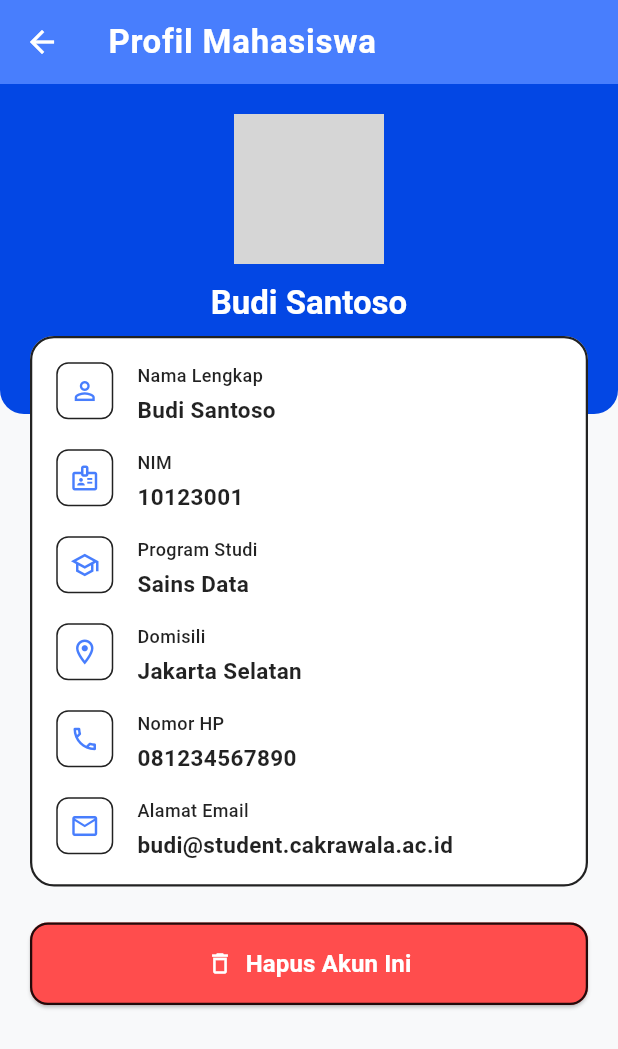
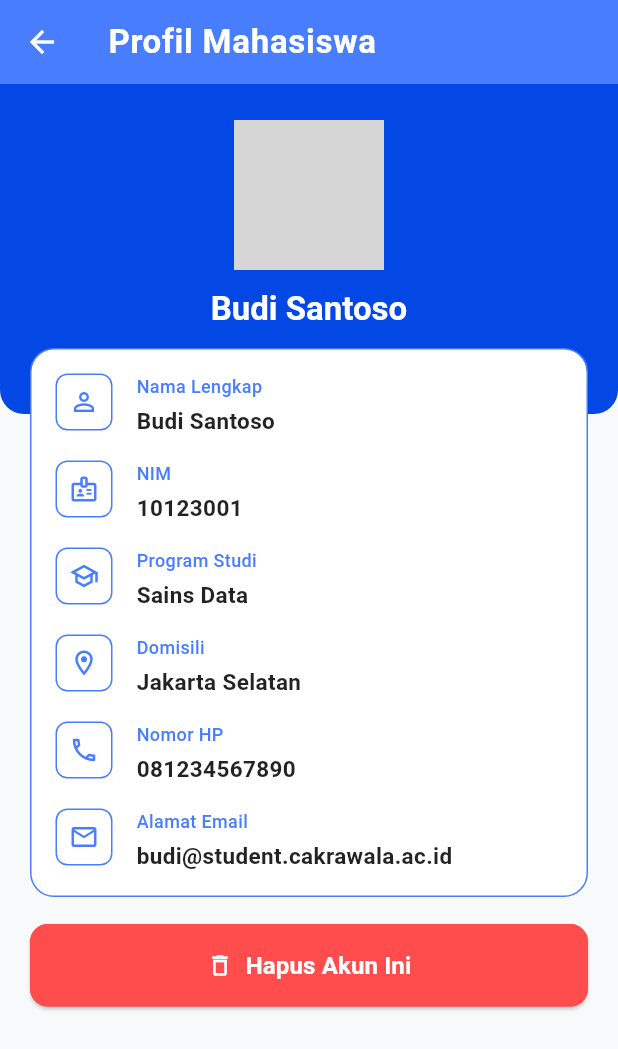
Before and after one commit to darelllien/student-directory_mobile-computing_kelompok-1, a Flutter app: the screen it shows after launch, after a tap on "Budi Santoso", on a phone screen of 412 x 824 dp. Shown: the top 1049 px of the screen. Run offline on Flutter 3.47's test engine with Material 3 defaults, Android fonts, the phone set to English and light mode, and no system bars; network calls fail; grey boxes are pictures that could not be loaded.

Commit message:
UI tweaks: borders, spacing, and alignments
Adjust various UI details across pages: unify accent use of primary color for borders and text, reduce avatar border widths, tweak paddings and SizedBox heights for improved spacing, change dropdown row alignment, and remove an extraneous comment in home_page. Specifics:

- add_student_page: set avatar container padding to 0 and align dropdown row to bottom.
- home_page: avatar border now uses Theme primary color and width 2; removed a stray focus comment.
- profile_page: adjust vertical spacing, use AppColors.primary for borders and some text, and update delete button border to AppColors.negative with width 1.

These changes standardize styling and improve visual alignment across the app.

```diff
--- a/lib/pages/add_student_page.dart
+++ b/lib/pages/add_student_page.dart
@@ -164,7 +164,7 @@ class _AddStudentPageState extends State<AddStudentPage> {
                   child: Container(
                     width: 116,
                     height: 116,
-                    padding: const EdgeInsets.all(4),
+                    padding: const EdgeInsets.all(0),
                     decoration: BoxDecoration(
                       shape: BoxShape.circle,
                       border: Border.all(color: AppColors.primary, width: 3),
@@ -407,7 +407,7 @@ class _AddStudentPageState extends State<AddStudentPage> {
                               ),
                             ),
                             child: Row(
-                              crossAxisAlignment: CrossAxisAlignment.center,
+                              crossAxisAlignment: CrossAxisAlignment.end,
                               children: [
                                 DropdownButtonHideUnderline(
                                   child: DropdownButton<String>(
--- a/lib/pages/home_page.dart
+++ b/lib/pages/home_page.dart
@@ -168,8 +168,8 @@ class _HomePageState extends State<HomePage> {
                                 decoration: BoxDecoration(
                                   shape: BoxShape.circle,
                                   border: Border.all(
-                                    color: Colors.black,
-                                    width: 4.0,
+                                    color: Theme.of(context).colorScheme.primary,
+                                    width: 2.0,
                                   ),
                                   image: DecorationImage(
                                     image: NetworkImage(student.avatar),
@@ -225,7 +225,6 @@ class _HomePageState extends State<HomePage> {
       ),
       floatingActionButton: FloatingActionButton(
         onPressed: () async {
-          // Lepas fokus dari search bar SEBELUM pindah halaman
           FocusManager.instance.primaryFocus?.unfocus();
 
           final result = await Navigator.pushNamed(context, '/add');
--- a/lib/pages/profile_page.dart
+++ b/lib/pages/profile_page.dart
@@ -42,7 +42,7 @@ class ProfilePage extends StatelessWidget {
           SingleChildScrollView(
             child: Column(
               children: [
-                const SizedBox(height: 20),
+                const SizedBox(height: 24),
                 _ProfileAvatar(student: student),
                 const SizedBox(height: 12),
                 Text(
@@ -52,9 +52,9 @@ class ProfilePage extends StatelessWidget {
                     color: AppColors.surface,
                   ),
                 ),
-                const SizedBox(height: 8),
+                const SizedBox(height: 12),
                 _StudentInfoCard(student: student),
-                const SizedBox(height: 24),
+                const SizedBox(height: 18),
                 _DeleteAccountButton(canDelete: canDelete),
                 const SizedBox(height: 32),
               ],
@@ -101,7 +101,7 @@ class _ProfileAvatar extends StatelessWidget {
           decoration: BoxDecoration(
             color: Colors.grey.shade300,
             shape: BoxShape.circle,
-            border: Border.all(color: AppColors.surface, width: 3),
+            border: Border.all(color: AppColors.primary, width: 2),
             image: DecorationImage(
               image: NetworkImage(student.avatar),
               fit: BoxFit.cover,
@@ -125,7 +125,7 @@ class _StudentInfoCard extends StatelessWidget {
         decoration: BoxDecoration(
           color: AppColors.surface,
           borderRadius: BorderRadius.circular(16),
-          border: Border.all(color: AppColors.border, width: 1.5),
+          border: Border.all(color: AppColors.primary, width:1),
         ),
         padding: const EdgeInsets.all(16),
         child: Column(
@@ -193,7 +193,7 @@ class _InfoRow extends StatelessWidget {
           decoration: BoxDecoration(
             color: AppColors.surface,
             borderRadius: BorderRadius.circular(8),
-            border: Border.all(color: AppColors.border, width: 1),
+            border: Border.all(color: AppColors.primary, width: 1),
           ),
           child: Icon(icon, color: AppColors.primary, size: 20),
         ),
@@ -206,7 +206,7 @@ class _InfoRow extends StatelessWidget {
                 label,
                 style: const TextStyle(
                   fontSize: 12,
-                  color: AppColors.textPrimary,
+                  color: AppColors.primary,
                   fontWeight: FontWeight.w500,
                 ),
               ),
@@ -340,7 +340,7 @@ class _DeleteAccountButton extends StatelessWidget {
             foregroundColor: AppColors.surface,
             disabledBackgroundColor: AppColors.disabledBackground,
             disabledForegroundColor: AppColors.disabledText,
-            side: const BorderSide(color: AppColors.textPrimary, width: 1.5),
+            side: const BorderSide(color: AppColors.negative, width: 1),
             padding: const EdgeInsets.symmetric(vertical: 16),
             shape: RoundedRectangleBorder(
               borderRadius: BorderRadius.circular(12),
```
